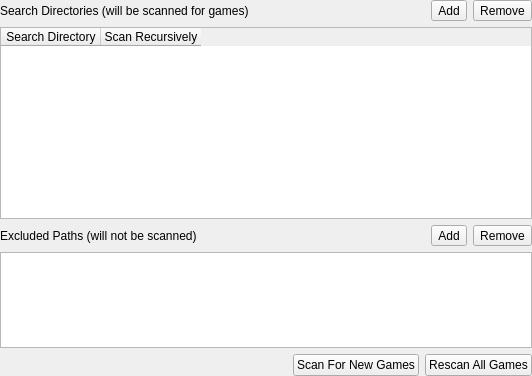
Qt form pcsx2-qt/Settings/GameListSettingsWidget.ui (PCSX2/pcsx2) before a commit.
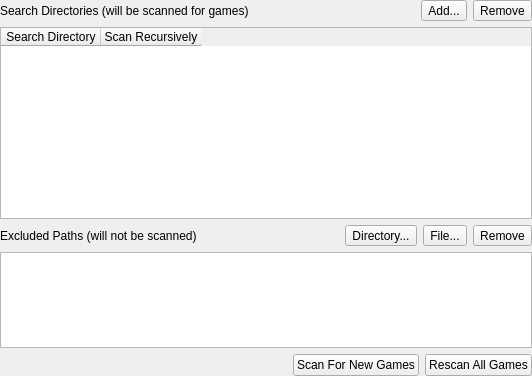
The same form after that commit. Icons and pictures are not drawn.

Commit message: GameList: Add an option to exclude entire directories

Patch:
```diff
--- a/pcsx2-qt/Settings/GameListSettingsWidget.ui
+++ b/pcsx2-qt/Settings/GameListSettingsWidget.ui
@@ -57,12 +57,15 @@
         </sizepolicy>
        </property>
        <property name="text">
-        <string>Add</string>
+        <string>Add...</string>
        </property>
        <property name="icon">
         <iconset theme="folder-add-line">
          <normaloff>.</normaloff>.</iconset>
        </property>
+       <property name="toolButtonStyle">
+        <enum>Qt::ToolButtonTextBesideIcon</enum>
+       </property>
       </widget>
      </item>
      <item>
@@ -129,12 +132,35 @@
         </sizepolicy>
        </property>
        <property name="text">
-        <string>Add</string>
+        <string>Directory...</string>
+       </property>
+       <property name="icon">
+        <iconset theme="folder-add-line">
+         <normaloff>.</normaloff>.</iconset>
+       </property>
+       <property name="toolButtonStyle">
+        <enum>Qt::ToolButtonTextBesideIcon</enum>
+       </property>
+      </widget>
+     </item>
+     <item>
+      <widget class="QToolButton" name="addExcludedFile">
+       <property name="sizePolicy">
+        <sizepolicy hsizetype="Minimum" vsizetype="Minimum">
+         <horstretch>0</horstretch>
+         <verstretch>0</verstretch>
+        </sizepolicy>
+       </property>
+       <property name="text">
+        <string>File...</string>
        </property>
        <property name="icon">
         <iconset theme="file-add-line">
          <normaloff>.</normaloff>.</iconset>
        </property>
+       <property name="toolButtonStyle">
+        <enum>Qt::ToolButtonTextBesideIcon</enum>
+       </property>
       </widget>
      </item>
      <item>
```
Left out of the diff: 6 changed lines with no effect on the pictures. The commit also changes 4 other files.
